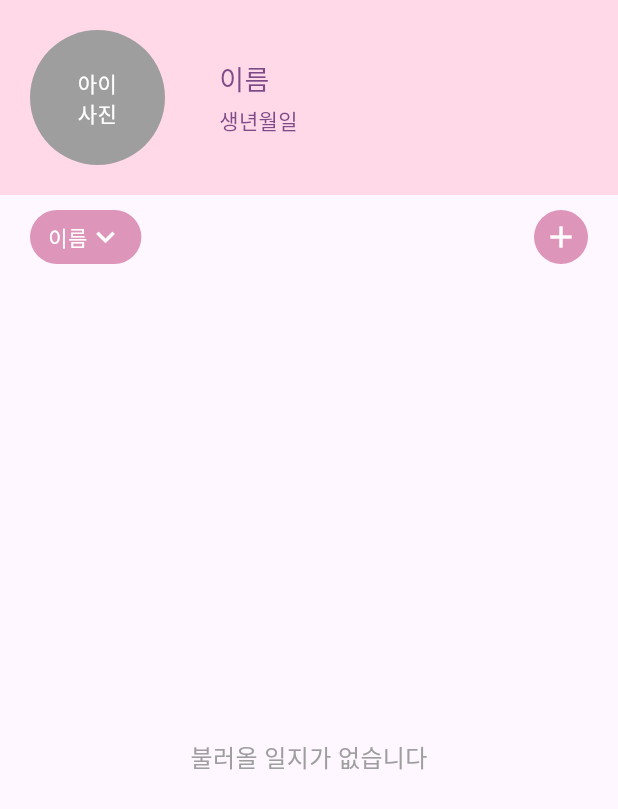
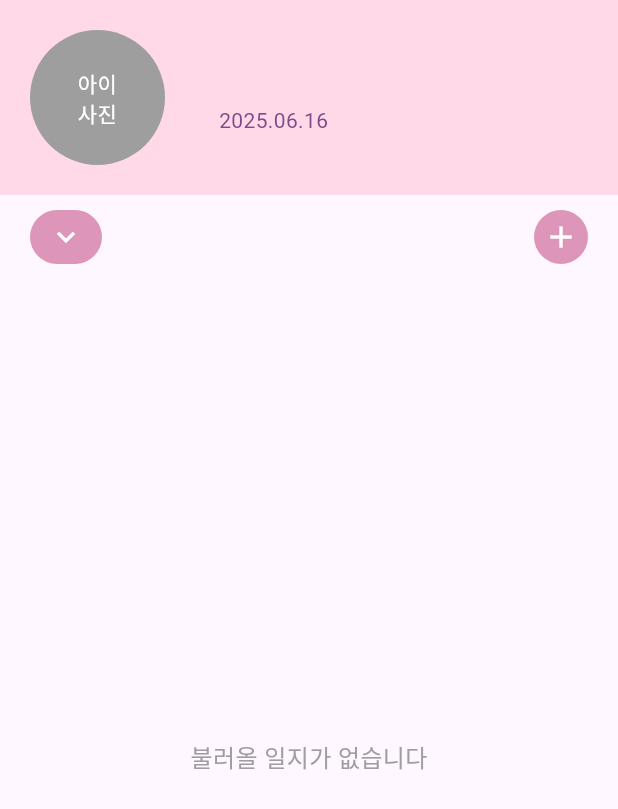
Before and after one commit to shiroHSG/Pium, a Flutter app: the BabyRecordPage screen opened directly, on a phone screen of 412 x 824 dp. Shown: the top 809 px of the screen. Run offline on Flutter 3.47's test engine with Material 3 defaults, Android fonts, the phone set to English and light mode, and no system bars; our stand-ins replace shared_preferences; accounts and stored records are empty; network calls fail; Roboto replaces fonts that are missing (Jua).

Commit message:
tdchoi(0616)

```diff
--- a/backend_spring/src/main/frontend_flutter/lib/models/baby_record_entry.dart
+++ b/backend_spring/src/main/frontend_flutter/lib/models/baby_record_entry.dart
@@ -1,4 +1,5 @@
 class BabyRecordEntry {
+  final int? childId;
   final String title;
   final String publicContent;
   final String privateContent;
@@ -6,6 +7,7 @@ class BabyRecordEntry {
   final DateTime createdAt;
 
   BabyRecordEntry({
+    this.childId,
     required this.title,
     required this.publicContent,
     required this.privateContent,
@@ -15,6 +17,7 @@ class BabyRecordEntry {
 
   // BabyRecordEntry 객체를 JSON 형태로 변환
   Map<String, dynamic> toJson() => {
+    'childId': childId,
     'title': title,
     'publicContent': publicContent,
     'privateContent': privateContent,
@@ -25,6 +28,7 @@ class BabyRecordEntry {
   // JSON 데이터로부터 BabyRecordEntry 객체 생성
   factory BabyRecordEntry.fromJson(Map<String, dynamic> json) {
     return BabyRecordEntry(
+      childId: json['childId'],
       title: json['title'] as String,
       publicContent: json['publicContent'] as String,
       privateContent: json['privateContent'] as String,
--- a/backend_spring/src/main/frontend_flutter/lib/pages/baby_record/baby_record_page.dart
+++ b/backend_spring/src/main/frontend_flutter/lib/pages/baby_record/baby_record_page.dart
@@ -5,6 +5,8 @@ import 'package:shared_preferences/shared_preferences.dart';
 import 'dart:convert';
 import 'package:frontend_flutter/pages/baby_record/baby_record_detail_page.dart';
 
+import '../../models/baby_profile.dart';
+import '../../models/child/child_api.dart';
 import 'add_baby_record_page.dart';
 
 class BabyRecordPage extends StatefulWidget {
@@ -15,28 +17,42 @@ class BabyRecordPage extends StatefulWidget {
 }
 
 class _BabyRecordPageState extends State<BabyRecordPage> {
+  List<BabyProfile> children = [];
+  BabyProfile? selectedChild;
   List<BabyRecordEntry> babyRecords = [];
 
   @override
   void initState() {
     super.initState();
-    _loadBabyRecords();
+    _loadChildren();
   }
 
-  Future<void> _loadBabyRecords() async {
-    final prefs = await SharedPreferences.getInstance();
-    final String? recordsJson = prefs.getString('babyRecords');
-    if (recordsJson != null) {
-      final List<dynamic> jsonList = jsonDecode(recordsJson);
+  Future<void> _loadChildren() async {
+    final result = await ChildApi.fetchMyChildren();
+    if (result.isNotEmpty) {
+      result.sort((a, b) => a.birthDate!.compareTo(b.birthDate!)); // 나이순
       setState(() {
-        babyRecords = jsonList.map((json) => BabyRecordEntry.fromJson(json)).toList();
-        babyRecords.sort((a, b) => b.createdAt.compareTo(a.createdAt));
+        children = result;
+        selectedChild = result.first;
       });
-    } else {
-      setState(() {
-        babyRecords = [];
-      });
+      _loadBabyRecords(result.first.childId!); // 초기 선택된 아이 기준 일지 로드
     }
+  }
+
+  Future<void> _loadBabyRecords(int childId) async {
+    // TODO: childId 기준으로 육아일지 조회 API 호출
+    // 임시: 빈 리스트로 설정
+    setState(() {
+      babyRecords = []; // 여기에 fetch 로직 넣기
+    });
+  }
+
+  void _onChildChanged(BabyProfile? newChild) {
+    if (newChild == null) return;
+    setState(() {
+      selectedChild = newChild;
+    });
+    _loadBabyRecords(newChild.childId!);
   }
 
   Future<void> _deleteBabyRecord(int index) async {
@@ -56,14 +72,23 @@ class _BabyRecordPageState extends State<BabyRecordPage> {
     return Scaffold(
       body: Column(
         children: [
-          const BabyRecordHeader(),
+          BabyRecordHeader(
+            children: children,
+            selectedChild: selectedChild,
+            onChildChanged: _onChildChanged,
+          ),
           BabyRecordFilterAndAdd(
+            selectedChild: selectedChild,
+            children: children,
+            onChildChanged: _onChildChanged,
             onAddPressed: () async {
               await Navigator.push(
                 context,
                 MaterialPageRoute(builder: (context) => const AddBabyRecordPage()),
               );
-              _loadBabyRecords();
+              if (selectedChild != null) {
+                _loadBabyRecords(selectedChild!.childId!);
+              }
             },
           ),
           Expanded(
--- a/backend_spring/src/main/frontend_flutter/lib/screens/baby_record/baby_record_page_ui.dart
+++ b/backend_spring/src/main/frontend_flutter/lib/screens/baby_record/baby_record_page_ui.dart
@@ -3,8 +3,20 @@ import 'package:frontend_flutter/theme/app_theme.dart';
 import 'package:intl/intl.dart';
 import 'package:frontend_flutter/models/baby_record_entry.dart';
 
+import '../../models/baby_profile.dart';
+
 class BabyRecordHeader extends StatelessWidget {
-  const BabyRecordHeader({super.key});
+  final List<BabyProfile> children;
+  final BabyProfile? selectedChild;
+  final void Function(BabyProfile?) onChildChanged;
+
+
+  const BabyRecordHeader({
+    super.key,
+    required this.children,
+    required this.selectedChild,
+    required this.onChildChanged,
+  });
 
   @override
   Widget build(BuildContext context) {
@@ -34,22 +46,24 @@ class BabyRecordHeader extends StatelessWidget {
             ),
           ),
           const SizedBox(width: 16),
-          const Padding(
-            padding: EdgeInsets.only(left: 20.0),
+          Padding(
+            padding: const EdgeInsets.only(left: 20.0),
             child: Column(
               crossAxisAlignment: CrossAxisAlignment.start,
               children: [
                 Text(
-                  '이름',
-                  style: TextStyle(
+                  selectedChild?.name ?? '이름 없음',
+                  style: const TextStyle(
                     fontSize: 18,
                     color: AppTheme.textPurple,
                   ),
                 ),
-                SizedBox(height: 4),
+                const SizedBox(height: 4),
                 Text(
-                  '생년월일',
-                  style: TextStyle(
+                  selectedChild?.birthDate != null
+                      ? DateFormat('yyyy.MM.dd').format(selectedChild!.birthDate!)
+                      : '생년월일 없음',
+                  style: const TextStyle(
                     fontSize: 14,
                     color: AppTheme.textPurple,
                   ),
@@ -64,9 +78,18 @@ class BabyRecordHeader extends StatelessWidget {
 }
 
 class BabyRecordFilterAndAdd extends StatelessWidget {
+  final BabyProfile? selectedChild;
+  final List<BabyProfile> children;
+  final void Function(BabyProfile?) onChildChanged;
   final VoidCallback onAddPressed;
 
-  const BabyRecordFilterAndAdd({super.key, required this.onAddPressed});
+  const BabyRecordFilterAndAdd({
+    super.key,
+    required this.selectedChild,
+    required this.children,
+    required this.onChildChanged,
+    required this.onAddPressed,
+  });
 
   @override
   Widget build(BuildContext context) {
@@ -75,6 +98,7 @@ class BabyRecordFilterAndAdd extends StatelessWidget {
       child: Row(
         mainAxisAlignment: MainAxisAlignment.spaceBetween,
         children: [
+          // ✅ 드롭다운 실제 구현
           Container(
             height: 36,
             padding: const EdgeInsets.symmetric(horizontal: 12),
@@ -82,17 +106,26 @@ class BabyRecordFilterAndAdd extends StatelessWidget {
               borderRadius: BorderRadius.circular(18),
               color: AppTheme.primaryPurple,
             ),
-            child: Row(
-              children: const [
-                Text(
-                  '이름',
-                  style: TextStyle(color: Colors.white),
-                ),
-                Icon(Icons.keyboard_arrow_down, color: Colors.white),
-              ],
+            child: DropdownButtonHideUnderline(
+              child: DropdownButton<BabyProfile>(
+                value: selectedChild,
+                onChanged: onChildChanged,
+                icon: const Icon(Icons.keyboard_arrow_down, color: Colors.white),
+                dropdownColor: AppTheme.primaryPurple,
+                style: const TextStyle(color: Colors.white),
+                items: children.map((child) {
+                  return DropdownMenuItem<BabyProfile>(
+                    value: child,
+                    child: Text(child.name ?? '이름 없음'),
+                  );
+                }).toList(),
+              ),
             ),
           ),
+
           const SizedBox(width: 10),
+
+          // ➕ 버튼
           GestureDetector(
             onTap: onAddPressed,
             child: Container(
```
Also changed, not shown: backend_spring/src/main/frontend_flutter/lib/pages/baby_record/add_baby_record_page.dart (+49 -8 lines), backend_spring/src/main/frontend_flutter/lib/screens/baby_record/add_baby_record_page_ui.dart (+32 -11 lines), 1 other file.
